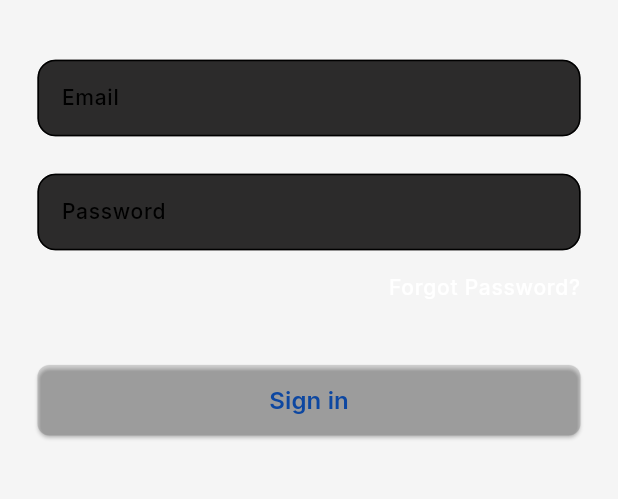
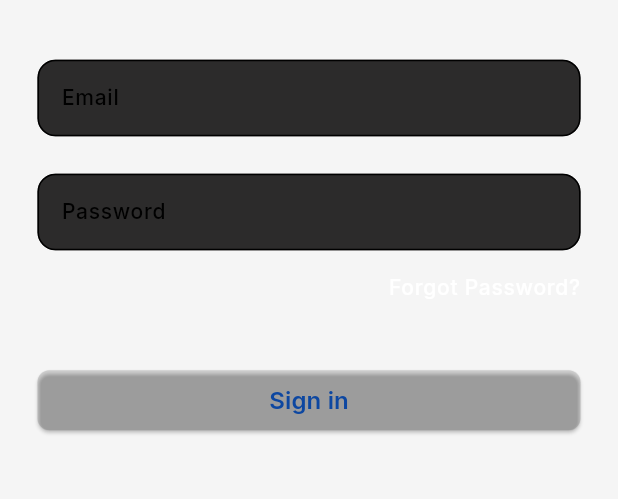
Before and after one commit to CodingXWizards/gailtrack, a Flutter app: the screen it shows after launch, on a phone screen of 412 x 824 dp, the part 466-965 px from its top. Run offline on Flutter 3.47's test engine with Material 3 defaults, Android fonts, the light colour scheme and no system bars; our stand-ins replace connectivity_plus, firebase_auth, firebase_core, flutter_dotenv, flutter_secure_storage, local_auth and 2 more; missing offline and left inert: mapbox_maps_flutter; accounts and stored records are empty.

Commit message:
feat: major UI updates

```diff
--- a/lib/app/providers.dart
+++ b/lib/app/providers.dart
@@ -1,4 +1,6 @@
 import 'package:flutter/material.dart';
+import 'package:gailtrack/state/attendance/provider.dart';
+import 'package:gailtrack/state/request/provider.dart';
 
 import 'package:gailtrack/state/user/provider.dart';
 import 'package:provider/provider.dart';
@@ -8,6 +10,8 @@ class AppProviders {
     return MultiProvider(
       providers: [
         ChangeNotifierProvider(create: (_) => UserProvider()),
+        ChangeNotifierProvider(create: (_) => WorkingProvider()),
+        ChangeNotifierProvider(create: (_) => RequestProvider()),
       ],
       child: child,
     );
--- a/lib/app/router.dart
+++ b/lib/app/router.dart
@@ -1,12 +1,13 @@
 import 'package:flutter/material.dart';
 
+import 'package:gailtrack/screens/home/index.dart';
 import 'package:gailtrack/screens/login/index.dart';
 import 'package:gailtrack/screens/onboarding/index.dart';
+import 'package:gailtrack/screens/calendar/index.dart';
 import 'package:gailtrack/screens/page_not_found.dart';
+import 'package:gailtrack/screens/report/report.dart';
 import 'package:gailtrack/screens/request/router.dart';
 import 'package:gailtrack/utils/page_animation.dart';
-
-import '../screens/home/index.dart';
 
 class AppRouter {
   static Route<dynamic> generateRoute(RouteSettings settings) {
@@ -17,6 +18,10 @@ class AppRouter {
         return MaterialPageRoute(builder: (context) => const Login());
       case '/onboarding':
         return MaterialPageRoute(builder: (context) => const Onboarding());
+      case '/report':
+        return PageAnimation(page: const Report());
+      case '/calendar':
+        return PageAnimation(page: const Calendar());
       default:
         if (settings.name!.startsWith('/request')) {
           return RequestRouter.generateRoute(
--- a/lib/components/bottom_navigation.dart
+++ b/lib/components/bottom_navigation.dart
@@ -37,7 +37,7 @@ class BottomNavigation extends StatelessWidget {
               context: context,
               icon: Icons.calendar_month_rounded,
               index: 1,
-              label: "Calendar",
+              label: "Attendance",
             ),
             _buildNavItem(
               context: context,
--- a/lib/components/my_button.dart
+++ b/lib/components/my_button.dart
@@ -1,28 +1,55 @@
 import 'package:flutter/material.dart';
+
+enum ButtonType { primary, secondary }
 
 class MyButton extends StatelessWidget {
   final String text;
   final Function()? onTap;
-  final Color bgColor;
-  final Color textColor;
+  final double? width;
+  final Color? bgColor;
+  final Color? textColor;
+  final ButtonType type;
   final bool isLoading;
+  final EdgeInsets padding;
 
-  const MyButton(
-      {super.key,
-      required this.text,
-      required this.bgColor,
-      required this.textColor,
-      this.isLoading = false,
-      required this.onTap});
+  const MyButton({
+    super.key,
+    required this.text,
+    required this.onTap,
+    this.textColor,
+    this.bgColor,
+    this.width,
+    this.padding = const EdgeInsets.symmetric(horizontal: 20, vertical: 8),
+    this.isLoading = false,
+    this.type = ButtonType.primary,
+  });
+
+  Color getColor(List<Color> colors, context) {
+    switch (type) {
+      case ButtonType.primary:
+        return colors[0];
+      case ButtonType.secondary:
+        return colors[1];
+      default:
+        return colors[0];
+    }
+  }
 
   @override
   Widget build(BuildContext context) {
     return SizedBox(
-      width: double.infinity,
+      width: width,
       child: ElevatedButton(
         style: ButtonStyle(
-            backgroundColor: WidgetStatePropertyAll<Color>(bgColor),
-            foregroundColor: WidgetStatePropertyAll<Color>(textColor)),
+          padding: WidgetStatePropertyAll<EdgeInsets>(padding),
+          backgroundColor: WidgetStatePropertyAll<Color>(getColor([
+            Theme.of(context).colorScheme.surface,
+            Theme.of(context).focusColor
+          ], context)),
+          foregroundColor: WidgetStatePropertyAll<Color>(getColor(
+              [Theme.of(context).focusColor, Theme.of(context).primaryColor],
+              context)),
+        ),
         onPressed: onTap,
         child: isLoading
             ? const SizedBox(
--- a/lib/screens/login/index.dart
+++ b/lib/screens/login/index.dart
@@ -31,7 +31,7 @@ class _LoginState extends State<Login> {
       if (idToken == null) return false;
 
       await _storage.write(key: 'authToken', value: idToken);
-      await _storage.write(key: 'email', value: emailController.text);
+      await _storage.write(key: 'email', value: emailController.text.trim());
       return true;
     } catch (e) {
       setState(() => error = e.toString());
@@ -85,10 +85,10 @@ class _LoginState extends State<Login> {
                 ),
                 const SizedBox(height: 12),
                 MyButton(
+                  width: double.infinity,
                   text: "Sign in",
                   isLoading: isLoading,
-                  bgColor: Theme.of(context).focusColor,
-                  textColor: Theme.of(context).primaryColor,
+                  type: ButtonType.secondary,
                   onTap: () async {
                     bool isAuthenticated = await signUserIn();
                     if (mounted && isAuthenticated) {
--- a/lib/screens/onboarding/index.dart
+++ b/lib/screens/onboarding/index.dart
@@ -27,7 +27,6 @@ class _OnboardingState extends State<Onboarding> {
     });
   }
 
-
   @override
   Widget build(BuildContext context) {
     return Scaffold(
@@ -55,9 +54,9 @@ class _OnboardingState extends State<Onboarding> {
             ),
             const SizedBox(height: 20),
             MyButton(
+                width: double.infinity,
                 text: "Continue",
-                bgColor: Theme.of(context).focusColor,
-                textColor: Theme.of(context).primaryColor,
+                type: ButtonType.secondary,
                 onTap: () => Navigator.pushReplacementNamed(context, '/'))
           ],
         ),
--- a/pubspec.yaml
+++ b/pubspec.yaml
@@ -46,6 +46,8 @@ dependencies:
   http: ^1.2.2
   shared_preferences: ^2.3.3
   flutter_background: ^1.3.0+1
+  intl: ^0.19.0
+  table_calendar: ^3.1.2
 
 dev_dependencies:
   flutter_test:
```
Also changed, not shown: lib/components/input.dart (added, +113 -0 lines), lib/screens/clock.dart (added, +113 -0 lines), lib/screens/home/tabs/more/index.dart (+26 -6 lines), lib/screens/home/wrappers/box_container.dart (+12 -2 lines), lib/utils/helper.dart (+30 -1 lines), pubspec.lock. Lines whose indentation alone changed are shown as unchanged.
